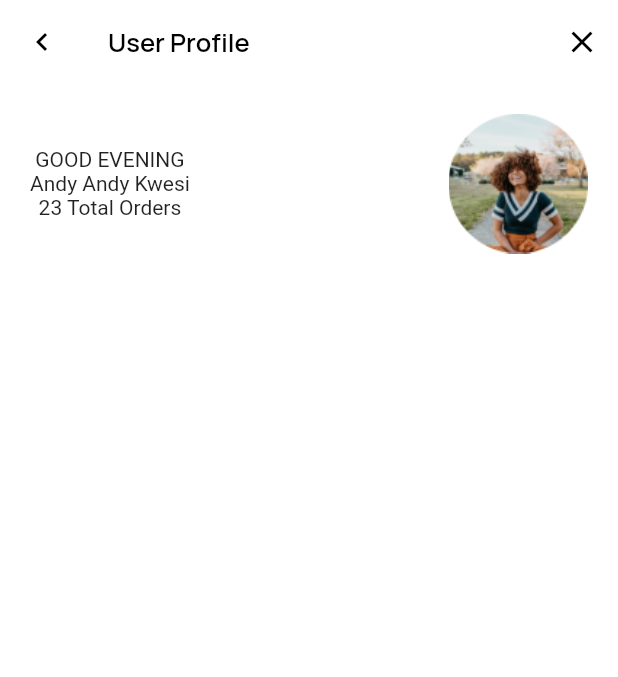
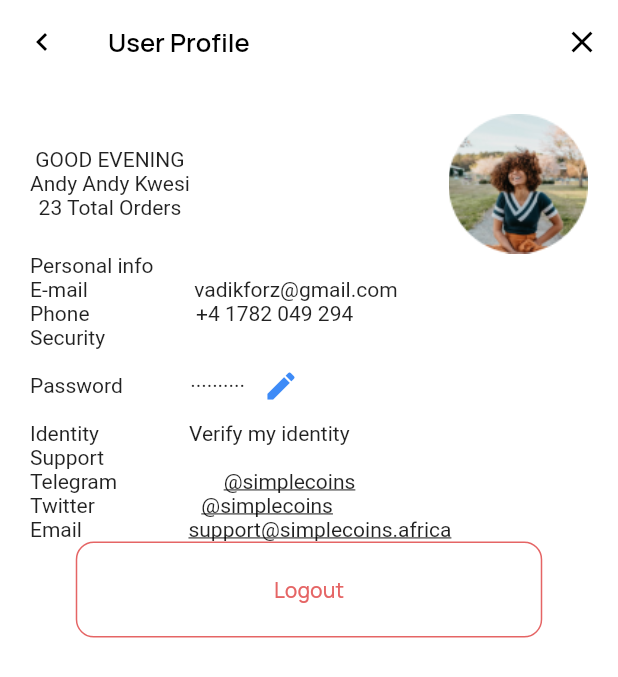
Before and after one commit to simplecoins/simplecoins_mobile_front, a Flutter app: the screen it shows after launch, on a phone screen of 412 x 824 dp. Shown: the top 677 px of the screen. Run offline on Flutter 3.47's test engine with Material 2 defaults, Android fonts, the phone set to English and light mode, and no system bars.

Commit message:
'User Profile' page constructed

```diff
--- a/lib/screens/userprofile/userprofile.dart
+++ b/lib/screens/userprofile/userprofile.dart
@@ -46,15 +46,9 @@ class _UserProfileState extends State<UserProfile> {
               children: [
                 Column(
                   children: [
-                    Text(
-                      'GOOD EVENING'
-                    ),
-                    Text(
-                      'Andy Andy Kwesi'
-                    ),
-                    Text(
-                      '23 Total Orders'
-                    )
+                    Text('GOOD EVENING'),
+                    Text('Andy Andy Kwesi'),
+                    Text('23 Total Orders')
                   ],
                 ),
                 Spacer(),
@@ -63,6 +57,124 @@ class _UserProfileState extends State<UserProfile> {
                   width: 93.0,
                 )
               ],
+            ),
+            Row(
+              children: [Text('Personal info')],
+            ),
+            Row(
+              children: [
+                Text('E-mail'),
+                SizedBox(
+                  width: 71.0,
+                ),
+                Text('vadikforz@gmail.com')
+              ],
+            ),
+            Row(
+              children: [
+                Text('Phone'),
+                SizedBox(
+                  width: 71.0,
+                ),
+                Text('+4 1782 049 294')
+              ],
+            ),
+            Row(
+              children: [Text('Security')],
+            ),
+            Row(
+              children: [
+                Text('Password'),
+                SizedBox(
+                  width: 45.0,
+                ),
+                Text('··········'),
+                IconButton(
+                  icon: Icon(
+                    Icons.edit,
+                    color: Color(0xFF3E8BF7),
+                  ),
+                  onPressed: () {},
+                )
+              ],
+            ),
+            Row(
+              children: [
+                Text('Identity'),
+                SizedBox(
+                  width: 60.0,
+                ),
+                Text('Verify my identity')
+              ],
+            ),
+            Row(
+              children: [Text('Support')],
+            ),
+            Row(
+              children: [
+                Text('Telegram'),
+                SizedBox(
+                  width: 71.0,
+                ),
+                Text(
+                  '@simplecoins',
+                  style: TextStyle(
+                    decoration: TextDecoration.underline
+                  ),
+                )
+              ],
+            ),
+            Row(
+              children: [
+                Text('Twitter'),
+                SizedBox(
+                  width: 71.0,
+                ),
+                Text(
+                  '@simplecoins',
+                  style: TextStyle(
+                    decoration: TextDecoration.underline
+                  ),
+                )
+              ],
+            ),
+            Row(
+              children: [
+                Text('Email'),
+                SizedBox(
+                  width: 71.0,
+                ),
+                Text(
+                  'support@simplecoins.africa',
+                  style: TextStyle(
+                    decoration: TextDecoration.underline
+                  ),
+                )
+              ],
+            ),
+            SizedBox(
+              height: 64,
+              width: 311,
+              child: FlatButton(
+                padding: EdgeInsets.all(20.0),
+                shape: RoundedRectangleBorder(
+                    borderRadius: BorderRadius.circular(12),
+                    side: BorderSide(color: Color(0xFFE56565))),
+                //color: Colors.white,
+                child: Row(
+                  mainAxisAlignment: MainAxisAlignment.center,
+                  children: <Widget>[
+                    Text(
+                      'Logout',
+                      style: TextStyle(
+                        color: Color(0xFFE56565),
+                        fontFamily: 'Manrope'
+                        ),
+                    ),
+                  ],
+                ),
+                onPressed: () {},
+              ),
             )
           ],
         ),
```
Also changed, not shown: 16 other files.
